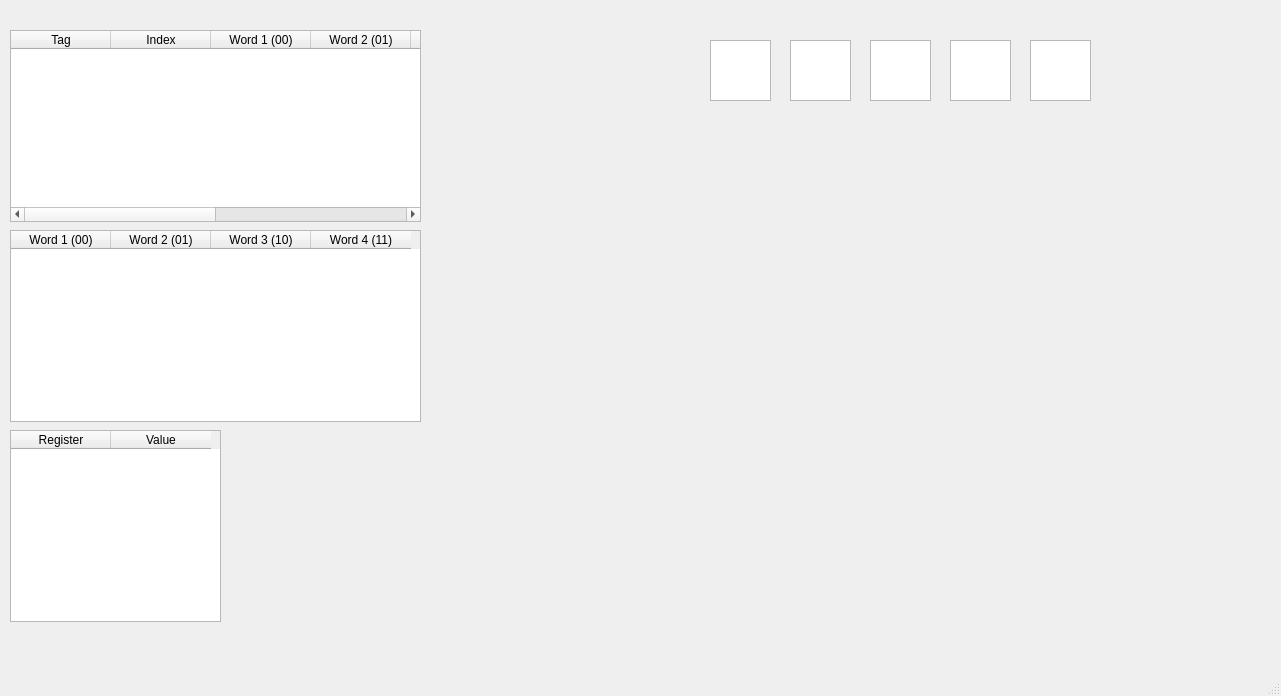
First picture: the form in src/simulator/mainwindow.ui, repository rsalz47/i-love-you-r3000, before the edit.
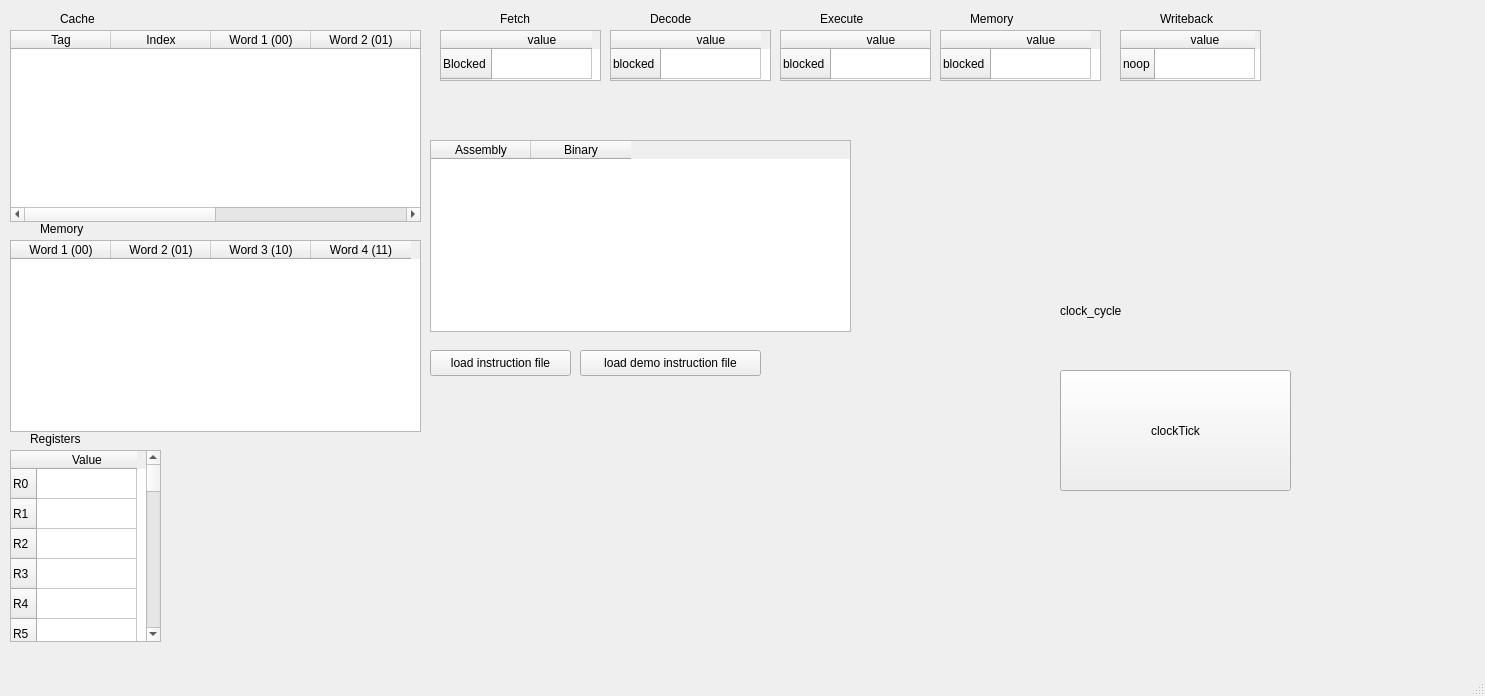
Second picture: the form after the edit.

Commit message: gui updates with pipeline and instruction loading added

Patch:
```diff
--- a/src/simulator/mainwindow.ui
+++ b/src/simulator/mainwindow.ui
@@ -6,7 +6,7 @@
    <rect>
     <x>0</x>
     <y>0</y>
-    <width>1281</width>
+    <width>1485</width>
     <height>696</height>
    </rect>
   </property>
@@ -68,7 +68,7 @@
     <property name="geometry">
      <rect>
       <x>10</x>
-      <y>230</y>
+      <y>240</y>
       <width>411</width>
       <height>192</height>
      </rect>
@@ -98,16 +98,171 @@
     <property name="geometry">
      <rect>
       <x>10</x>
-      <y>430</y>
-      <width>211</width>
+      <y>450</y>
+      <width>151</width>
       <height>192</height>
      </rect>
     </property>
-    <column>
+    <row>
      <property name="text">
-      <string>Register</string>
+      <string>R0</string>
      </property>
-    </column>
+    </row>
+    <row>
+     <property name="text">
+      <string>R1</string>
+     </property>
+    </row>
+    <row>
+     <property name="text">
+      <string>R2</string>
+     </property>
+    </row>
+    <row>
+     <property name="text">
+      <string>R3</string>
+     </property>
+    </row>
+    <row>
+     <property name="text">
+      <string>R4</string>
+     </property>
+    </row>
+    <row>
+     <property name="text">
+      <string>R5</string>
+     </property>
+    </row>
+    <row>
+     <property name="text">
+      <string>R6</string>
+     </property>
+    </row>
+    <row>
+     <property name="text">
+      <string>R7</string>
+     </property>
+    </row>
+    <row>
+     <property name="text">
+      <string>R8</string>
+     </property>
+    </row>
+    <row>
+     <property name="text">
+      <string>R9</string>
+     </property>
+    </row>
+    <row>
+     <property name="text">
+      <string>R10</string>
+     </property>
+    </row>
+    <row>
+     <property name="text">
+      <string>R11</string>
+     </property>
+    </row>
+    <row>
+     <property name="text">
+      <string>R12</string>
+     </property>
+    </row>
+    <row>
+     <property name="text">
+      <string>R13</string>
+     </property>
+    </row>
+    <row>
+     <property name="text">
+      <string>R14</string>
+     </property>
+    </row>
+    <row>
+     <property name="text">
+      <string>R15</string>
+     </property>
+    </row>
+    <row>
+     <property name="text">
+      <string>R16</string>
+     </property>
+    </row>
+    <row>
+     <property name="text">
+      <string>R17</string>
+     </property>
+    </row>
+    <row>
+     <property name="text">
+      <string>R18</string>
+     </property>
+    </row>
+    <row>
+     <property name="text">
+      <string>R19</string>
+     </property>
+    </row>
+    <row>
+     <property name="text">
+      <string>R20</string>
+     </property>
+    </row>
+    <row>
+     <property name="text">
+      <string>R21</string>
+     </property>
+    </row>
+    <row>
+     <property name="text">
+      <string>R22</string>
+     </property>
+    </row>
+    <row>
+     <property name="text">
+      <string>R23</string>
+     </property>
+    </row>
+    <row>
+     <property name="text">
+      <string>R24</string>
+     </property>
+    </row>
+    <row>
+     <property name="text">
+      <string>R25</string>
+     </property>
+    </row>
+    <row>
+     <property name="text">
+      <string>R26</string>
+     </property>
+    </row>
+    <row>
+     <property name="text">
+      <string>R27</string>
+     </property>
+    </row>
+    <row>
+     <property name="text">
+      <string>R28</string>
+     </property>
+    </row>
+    <row>
+     <property name="text">
+      <string>R29</string>
+     </property>
+    </row>
+    <row>
+     <property name="text">
+      <string>R30</string>
+     </property>
+    </row>
+    <row>
+     <property name="text">
+      <string>R31</string>
+     </property>
+    </row>
     <column>
      <property name="text">
       <string>Value</string>
@@ -117,51 +272,277 @@
    <widget class="QTableWidget" name="tableWidget_4">
     <property name="geometry">
      <rect>
-      <x>710</x>
-      <y>40</y>
-      <width>61</width>
-      <height>61</height>
+      <x>440</x>
+      <y>30</y>
+      <width>161</width>
+      <height>51</height>
      </rect>
     </property>
+    <row>
+     <property name="text">
+      <string>Blocked</string>
+     </property>
+    </row>
+    <column>
+     <property name="text">
+      <string>value</string>
+     </property>
+    </column>
    </widget>
    <widget class="QTableWidget" name="tableWidget_5">
     <property name="geometry">
      <rect>
-      <x>790</x>
-      <y>40</y>
-      <width>61</width>
-      <height>61</height>
+      <x>610</x>
+      <y>30</y>
+      <width>161</width>
+      <height>51</height>
      </rect>
     </property>
+    <row>
+     <property name="text">
+      <string>blocked</string>
+     </property>
+    </row>
+    <column>
+     <property name="text">
+      <string>value</string>
+     </property>
+    </column>
    </widget>
    <widget class="QTableWidget" name="tableWidget_6">
     <property name="geometry">
      <rect>
-      <x>870</x>
-      <y>40</y>
-      <width>61</width>
-      <height>61</height>
+      <x>780</x>
+      <y>30</y>
+      <width>151</width>
+      <height>51</height>
      </rect>
     </property>
+    <row>
+     <property name="text">
+      <string>blocked</string>
+     </property>
+    </row>
+    <column>
+     <property name="text">
+      <string>value</string>
+     </property>
+    </column>
    </widget>
    <widget class="QTableWidget" name="tableWidget_7">
     <property name="geometry">
      <rect>
-      <x>950</x>
-      <y>40</y>
-      <width>61</width>
-      <height>61</height>
+      <x>940</x>
+      <y>30</y>
+      <width>161</width>
+      <height>51</height>
      </rect>
     </property>
+    <row>
+     <property name="text">
+      <string>blocked</string>
+     </property>
+    </row>
+    <column>
+     <property name="text">
+      <string>value</string>
+     </property>
+    </column>
    </widget>
    <widget class="QTableWidget" name="tableWidget_8">
     <property name="geometry">
      <rect>
-      <x>1030</x>
-      <y>40</y>
-      <width>61</width>
-      <height>61</height>
+      <x>1120</x>
+      <y>30</y>
+      <width>141</width>
+      <height>51</height>
      </rect>
+    </property>
+    <row>
+     <property name="text">
+      <string>noop</string>
+     </property>
+    </row>
+    <column>
+     <property name="text">
+      <string>value</string>
+     </property>
+    </column>
+   </widget>
+   <widget class="QLabel" name="clockCycles">
+    <property name="geometry">
+     <rect>
+      <x>1060</x>
+      <y>260</y>
+      <width>221</width>
+      <height>101</height>
+     </rect>
+    </property>
+    <property name="text">
+     <string>clock_cycle</string>
+    </property>
+   </widget>
+   <widget class="QPushButton" name="pushButton">
+    <property name="geometry">
+     <rect>
+      <x>1060</x>
+      <y>370</y>
+      <width>231</width>
+      <height>121</height>
+     </rect>
+    </property>
+    <property name="text">
+     <string>clockTick</string>
+    </property>
+   </widget>
+   <widget class="QTableWidget" name="instructionsView">
+    <property name="geometry">
+     <rect>
+      <x>430</x>
+      <y>140</y>
+      <width>421</width>
+      <height>192</height>
+     </rect>
+    </property>
+    <column>
+     <property name="text">
+      <string>Assembly</string>
+     </property>
+    </column>
+    <column>
+     <property name="text">
+      <string>Binary</string>
+     </property>
+    </column>
+   </widget>
+   <widget class="QPushButton" name="loadIntructionFile">
+    <property name="geometry">
+     <rect>
+      <x>430</x>
+      <y>350</y>
+      <width>141</width>
+      <height>26</height>
+     </rect>
+    </property>
+    <property name="text">
+     <string>load instruction file</string>
+    </property>
+   </widget>
+   <widget class="QPushButton" name="loadDemoInstructionFile">
+    <property name="geometry">
+     <rect>
+      <x>580</x>
+      <y>350</y>
+      <width>181</width>
+      <height>26</height>
+     </rect>
+    </property>
+    <property name="text">
+     <string>load demo instruction file</string>
+    </property>
+   </widget>
+   <widget class="QLabel" name="label">
+    <property name="geometry">
+     <rect>
+      <x>500</x>
+      <y>10</y>
+      <width>66</width>
+      <height>18</height>
+     </rect>
+    </property>
+    <property name="text">
+     <string>Fetch</string>
+    </property>
+   </widget>
+   <widget class="QLabel" name="label_2">
+    <property name="geometry">
+     <rect>
+      <x>650</x>
+      <y>10</y>
+      <width>66</width>
+      <height>18</height>
+     </rect>
+    </property>
+    <property name="text">
+     <string>Decode</string>
+    </property>
+   </widget>
+   <widget class="QLabel" name="label_3">
+    <property name="geometry">
+     <rect>
+      <x>820</x>
+      <y>10</y>
+      <width>66</width>
+      <height>18</height>
+     </rect>
+    </property>
+    <property name="text">
+     <string>Execute</string>
+    </property>
+   </widget>
+   <widget class="QLabel" name="label_4">
+    <property name="geometry">
+     <rect>
+      <x>970</x>
+      <y>10</y>
+      <width>66</width>
+      <height>18</height>
+     </rect>
+    </property>
+    <property name="text">
+     <string>Memory</string>
+    </property>
+   </widget>
+   <widget class="QLabel" name="label_5">
+    <property name="geometry">
+     <rect>
+      <x>1160</x>
+      <y>10</y>
+      <width>66</width>
+      <height>18</height>
+     </rect>
+    </property>
+    <property name="text">
+     <string>Writeback</string>
+    </property>
+   </widget>
+   <widget class="QLabel" name="label_6">
+    <property name="geometry">
+     <rect>
+      <x>60</x>
+      <y>10</y>
+      <width>66</width>
+      <height>18</height>
+     </rect>
+    </property>
+    <property name="text">
+     <string>Cache</string>
+    </property>
+   </widget>
+   <widget class="QLabel" name="label_7">
+    <property name="geometry">
+     <rect>
+      <x>40</x>
+      <y>220</y>
+      <width>66</width>
+      <height>18</height>
+     </rect>
+    </property>
+    <property name="text">
+     <string>Memory</string>
+    </property>
+   </widget>
+   <widget class="QLabel" name="label_8">
+    <property name="geometry">
+     <rect>
+      <x>30</x>
+      <y>430</y>
+      <width>66</width>
+      <height>18</height>
+     </rect>
+    </property>
+    <property name="text">
+     <string>Registers</string>
     </property>
    </widget>
   </widget>
```
Left out of the diff: 12 changed lines with no effect on the pictures. The commit also changes 5 other files.
